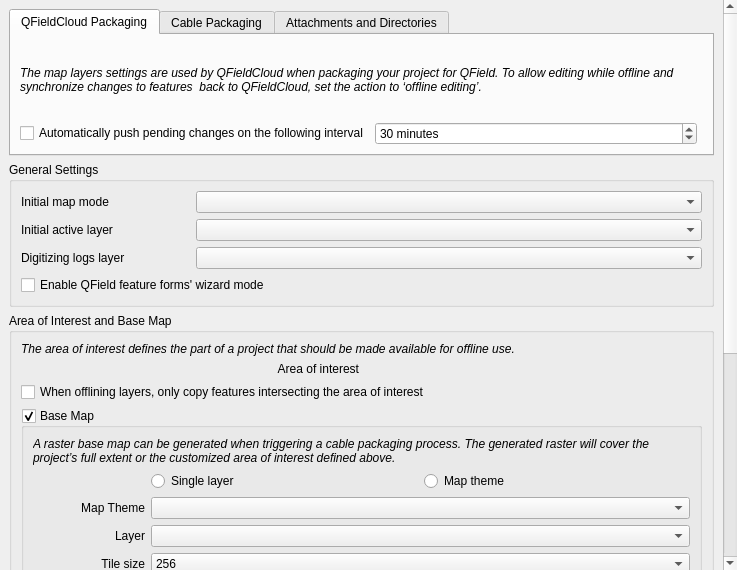
Qt form qfieldsync/ui/project_configuration_widget.ui (opengisch/qfieldsync) before a commit.
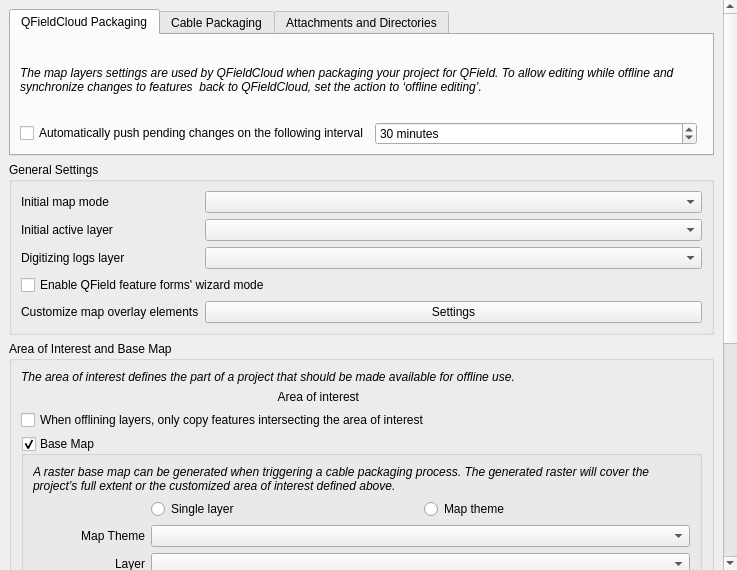
The same form after that commit. Custom widgets are drawn as their Qt base class.

Commit message: Add configuration widget for location arrow and coordinate cursor customization (#764)

The edit to the form file:
```diff
--- a/qfieldsync/ui/project_configuration_widget.ui
+++ b/qfieldsync/ui/project_configuration_widget.ui
@@ -280,6 +280,20 @@
             </property>
            </widget>
           </item>
+          <item row="4" column="0">
+           <widget class="QLabel" name="customizeMapOverlayLabel">
+            <property name="text">
+             <string>Customize map overlay elements</string>
+            </property>
+           </widget>
+          </item>
+          <item row="4" column="1">
+           <widget class="QPushButton" name="customizeMapOverlayButton">
+            <property name="text">
+             <string>Settings</string>
+            </property>
+           </widget>
+          </item>
          </layout>
         </widget>
        </item>
```
The commit also changes 4 other files.
